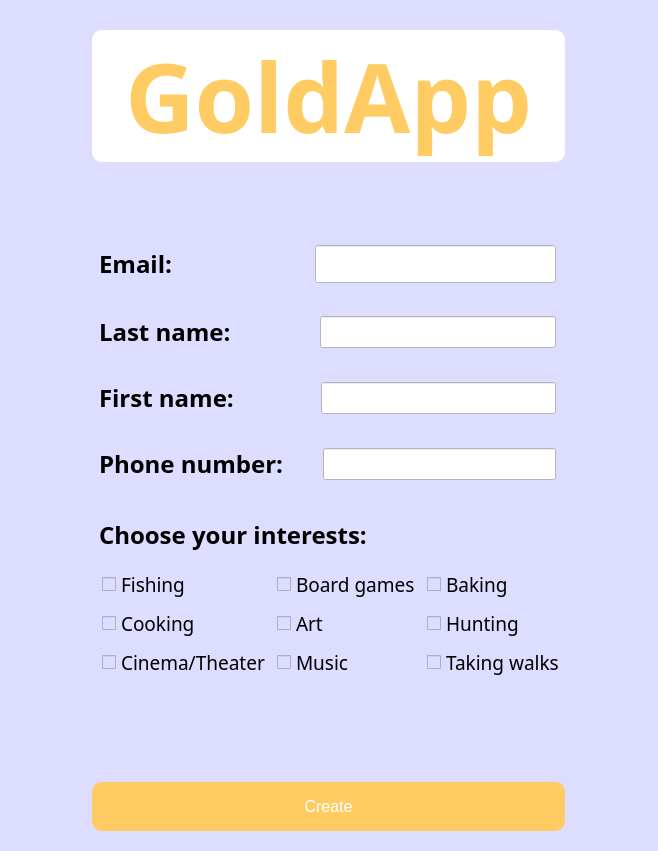
The window that src/NewAccount/NewAccount.ui (Einavzil/GoldApp) describes before a commit, drawn with Qt 5.
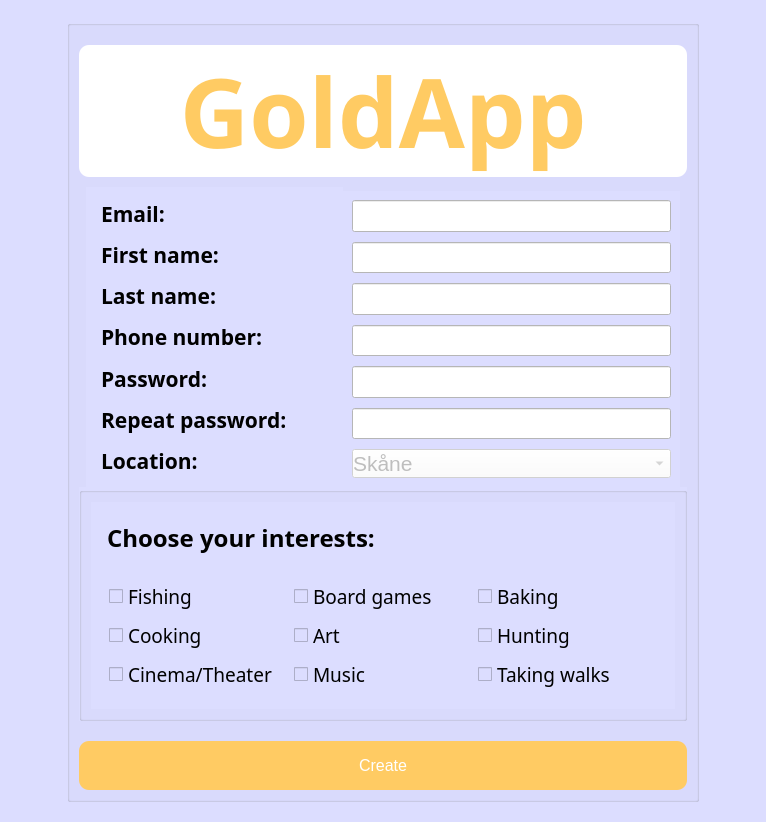
The same window after the commit.

Commit message: new account window fixed

The edit to the form file:
```diff
--- a/src/NewAccount/NewAccount.ui
+++ b/src/NewAccount/NewAccount.ui
@@ -6,8 +6,8 @@
    <rect>
     <x>0</x>
     <y>0</y>
-    <width>658</width>
-    <height>851</height>
+    <width>766</width>
+    <height>818</height>
    </rect>
   </property>
   <property name="windowTitle">
@@ -17,10 +17,58 @@
    <string notr="true">background-color: rgb(220, 221, 255);</string>
   </property>
   <layout class="QGridLayout" name="gridLayout_4">
-   <item row="0" column="0" alignment="Qt::AlignHCenter">
-    <widget class="QFrame" name="">
-     <layout class="QVBoxLayout" name="verticalLayout_2">
-      <item>
+   <item row="0" column="0">
+    <widget class="QWidget" name="widget" native="true">
+     <property name="minimumSize">
+      <size>
+       <width>650</width>
+       <height>800</height>
+      </size>
+     </property>
+     <property name="maximumSize">
+      <size>
+       <width>650</width>
+       <height>800</height>
+      </size>
+     </property>
+     <property name="font">
+      <font>
+       <weight>75</weight>
+       <bold>true</bold>
+      </font>
+     </property>
+     <layout class="QGridLayout" name="gridLayout_3">
+      <item row="0" column="0">
+       <widget class="QGroupBox" name="">
+        <property name="cursor">
+         <cursorShape>ArrowCursor</cursorShape>
+        </property>
+        <property name="title">
+         <string notr="true"/>
+        </property>
+        <property name="flat">
+         <bool>false</bool>
+        </property>
+        <property name="checkable">
+         <bool>false</bool>
+        </property>
+        <layout class="QGridLayout" name="gridLayout_5">
+         <property name="leftMargin">
+          <number>9</number>
+         </property>
+         <property name="topMargin">
+          <number>9</number>
+         </property>
+         <property name="rightMargin">
+          <number>9</number>
+         </property>
+         <property name="bottomMargin">
+          <number>9</number>
+         </property>
+         <property name="spacing">
+          <number>0</number>
+         </property>
+         <item row="0" column="0">
        <layout class="QHBoxLayout" name="horizontalLayout_5">
         <item>
          <widget class="QLabel" name="app_logo">
@@ -57,39 +105,20 @@
         </item>
        </layout>
       </item>
-      <item>
-       <spacer name="verticalSpacer_2">
-        <property name="orientation">
-         <enum>Qt::Vertical</enum>
-        </property>
-        <property name="sizeHint" stdset="0">
-         <size>
-          <width>20</width>
-          <height>40</height>
-         </size>
-        </property>
-       </spacer>
-      </item>
-      <item>
-       <layout class="QGridLayout" name="gridLayout_3">
+         <item row="1" column="0">
+          <layout class="QGridLayout" name="gridLayout_2">
         <item row="0" column="0">
-         <widget class="QWidget" name="" native="true">
+            <widget class="QWidget" name="labels_layout" native="true">
           <property name="styleSheet">
-           <string notr="true">margin-bottom: 8px</string>
-          </property>
-          <layout class="QHBoxLayout" name="horizontalLayout">
-           <property name="leftMargin">
-            <number>0</number>
-           </property>
-           <property name="topMargin">
-            <number>9</number>
-           </property>
+              <string notr="true">margin-left: 7px;</string>
+             </property>
+             <layout class="QVBoxLayout" name="labels">
            <item>
             <widget class="QLabel" name="email_label">
              <property name="font">
               <font>
                <family>Segoe UI Semibold</family>
-               <pointsize>18</pointsize>
+                  <pointsize>16</pointsize>
                <weight>75</weight>
                <bold>true</bold>
               </font>
@@ -106,84 +135,11 @@
             </widget>
            </item>
            <item>
-            <widget class="QLineEdit" name="email_input">
-             <property name="font">
-              <font>
-               <family>Segoe UI Light</family>
-               <pointsize>18</pointsize>
-              </font>
-             </property>
-             <property name="styleSheet">
-              <string notr="true">background-color: rgb(255, 255, 255);</string>
-             </property>
-             <property name="text">
-              <string/>
-             </property>
-            </widget>
-           </item>
-          </layout>
-         </widget>
-        </item>
-        <item row="1" column="0">
-         <widget class="QWidget" name="" native="true">
-          <property name="styleSheet">
-           <string notr="true">margin-bottom: 8px</string>
-          </property>
-          <layout class="QHBoxLayout" name="horizontalLayout_2">
-           <property name="leftMargin">
-            <number>0</number>
-           </property>
-           <item>
-            <widget class="QLabel" name="last_label">
-             <property name="font">
-              <font>
-               <family>Segoe UI Semibold</family>
-               <pointsize>18</pointsize>
-               <weight>75</weight>
-               <bold>true</bold>
-              </font>
-             </property>
-             <property name="styleSheet">
-              <string notr="true">margin-right: 76px;</string>
-             </property>
-             <property name="text">
-              <string>Last name:</string>
-             </property>
-             <property name="alignment">
-              <set>Qt::AlignLeading|Qt::AlignLeft|Qt::AlignVCenter</set>
-             </property>
-            </widget>
-           </item>
-           <item>
-            <widget class="QLineEdit" name="last_input">
-             <property name="font">
-              <font>
-               <pointsize>18</pointsize>
-              </font>
-             </property>
-             <property name="styleSheet">
-              <string notr="true">background-color: rgb(255, 255, 255);</string>
-             </property>
-            </widget>
-           </item>
-          </layout>
-         </widget>
-        </item>
-        <item row="2" column="0">
-         <widget class="QWidget" name="" native="true">
-          <property name="styleSheet">
-           <string notr="true">margin-bottom: 8px</string>
-          </property>
-          <layout class="QHBoxLayout" name="horizontalLayout_3">
-           <property name="leftMargin">
-            <number>0</number>
-           </property>
-           <item>
             <widget class="QLabel" name="first_label">
              <property name="font">
               <font>
                <family>Segoe UI Semibold</family>
-               <pointsize>18</pointsize>
+                  <pointsize>16</pointsize>
                <weight>75</weight>
                <bold>true</bold>
               </font>
@@ -200,10 +156,142 @@
             </widget>
            </item>
            <item>
+               <widget class="QLabel" name="last_label">
+                <property name="font">
+                 <font>
+                  <family>Segoe UI Semibold</family>
+                  <pointsize>16</pointsize>
+                  <weight>75</weight>
+                  <bold>true</bold>
+                 </font>
+                </property>
+                <property name="styleSheet">
+                 <string notr="true">margin-right: 76px;</string>
+                </property>
+                <property name="text">
+                 <string>Last name:</string>
+                </property>
+                <property name="alignment">
+                 <set>Qt::AlignLeading|Qt::AlignLeft|Qt::AlignVCenter</set>
+                </property>
+               </widget>
+              </item>
+              <item alignment="Qt::AlignLeft">
+               <widget class="QLabel" name="phone_label">
+                <property name="font">
+                 <font>
+                  <family>Segoe UI Semibold</family>
+                  <pointsize>16</pointsize>
+                  <weight>75</weight>
+                  <bold>true</bold>
+                 </font>
+                </property>
+                <property name="styleSheet">
+                 <string notr="true">margin-right: 26px;</string>
+                </property>
+                <property name="text">
+                 <string>Phone number:</string>
+                </property>
+                <property name="alignment">
+                 <set>Qt::AlignLeading|Qt::AlignLeft|Qt::AlignVCenter</set>
+                </property>
+               </widget>
+              </item>
+              <item>
+               <widget class="QLabel" name="passwor_label">
+                <property name="font">
+                 <font>
+                  <family>Segoe UI Semibold</family>
+                  <pointsize>16</pointsize>
+                  <weight>75</weight>
+                  <bold>true</bold>
+                 </font>
+                </property>
+                <property name="styleSheet">
+                 <string notr="true">margin-right: 120px;</string>
+                </property>
+                <property name="text">
+                 <string>Password:</string>
+                </property>
+               </widget>
+              </item>
+              <item>
+               <widget class="QLabel" name="rep_pass_label">
+                <property name="font">
+                 <font>
+                  <family>Segoe UI Semibold</family>
+                  <pointsize>16</pointsize>
+                  <weight>75</weight>
+                  <bold>true</bold>
+                 </font>
+                </property>
+                <property name="styleSheet">
+                 <string notr="true">margin-right: 35px;</string>
+                </property>
+                <property name="text">
+                 <string>Repeat password:</string>
+                </property>
+                <property name="alignment">
+                 <set>Qt::AlignLeading|Qt::AlignLeft|Qt::AlignVCenter</set>
+                </property>
+               </widget>
+              </item>
+              <item>
+               <widget class="QLabel" name="passwor_label_2">
+                <property name="font">
+                 <font>
+                  <family>Segoe UI Semibold</family>
+                  <pointsize>16</pointsize>
+                  <weight>75</weight>
+                  <bold>true</bold>
+                 </font>
+                </property>
+                <property name="styleSheet">
+                 <string notr="true">margin-right: 90px;</string>
+                </property>
+                <property name="text">
+                 <string>Location:</string>
+                </property>
+               </widget>
+              </item>
+             </layout>
+            </widget>
+           </item>
+           <item row="0" column="1">
+            <widget class="QWidget" name="inputs_layout" native="true">
+             <property name="sizePolicy">
+              <sizepolicy hsizetype="Preferred" vsizetype="Preferred">
+               <horstretch>0</horstretch>
+               <verstretch>0</verstretch>
+              </sizepolicy>
+             </property>
+             <property name="styleSheet">
+              <string notr="true">margin-top: 4px;
+margin-right: 7px;</string>
+             </property>
+             <layout class="QVBoxLayout" name="inputs">
+              <item>
+               <widget class="QLineEdit" name="email_input">
+                <property name="font">
+                 <font>
+                  <family>Segoe UI Light</family>
+                  <pointsize>16</pointsize>
+                 </font>
+                </property>
+                <property name="styleSheet">
+                 <string notr="true">background-color: rgb(255, 255, 255);</string>
+                </property>
+                <property name="text">
+                 <string/>
+                </property>
+               </widget>
+              </item>
+              <item>
             <widget class="QLineEdit" name="first_input">
              <property name="font">
               <font>
-               <pointsize>18</pointsize>
+                  <family>Segoe UI Light</family>
+                  <pointsize>16</pointsize>
               </font>
              </property>
              <property name="styleSheet">
@@ -211,10 +299,120 @@
              </property>
             </widget>
            </item>
+              <item>
+               <widget class="QLineEdit" name="last_input">
+                <property name="font">
+                 <font>
+                  <family>Segoe UI Light</family>
+                  <pointsize>16</pointsize>
+                 </font>
+                </property>
+                <property name="styleSheet">
+                 <string notr="true">background-color: rgb(255, 255, 255);</string>
+                </property>
+               </widget>
+              </item>
+              <item>
+               <widget class="QLineEdit" name="phone_input">
+                <property name="font">
+                 <font>
+                  <family>Segoe UI Light</family>
+                  <pointsize>16</pointsize>
+                 </font>
+                </property>
+                <property name="styleSheet">
+                 <string notr="true">background-color: rgb(255, 255, 255);</string>
+                </property>
+                <property name="text">
+                 <string/>
+                </property>
+               </widget>
+              </item>
+              <item>
+               <widget class="QLineEdit" name="pass_input">
+                <property name="font">
+                 <font>
+                  <family>Segoe UI Light</family>
+                  <pointsize>16</pointsize>
+                  <weight>50</weight>
+                  <bold>false</bold>
+                 </font>
+                </property>
+                <property name="styleSheet">
+                 <string notr="true">background-color:  rgb(255, 255, 255);</string>
+                </property>
+               </widget>
+              </item>
+              <item>
+               <widget class="QLineEdit" name="rep_pass_input">
+                <property name="font">
+                 <font>
+                  <family>Segoe UI Light</family>
+                  <pointsize>16</pointsize>
+                 </font>
+                </property>
+                <property name="styleSheet">
+                 <string notr="true">background-color: rgb(255, 255, 255);</string>
+                </property>
+                <property name="text">
+                 <string/>
+                </property>
+               </widget>
+              </item>
+              <item>
+               <widget class="QComboBox" name="comboBox">
+                <property name="enabled">
+                 <bool>false</bool>
+                </property>
+                <property name="sizePolicy">
+                 <sizepolicy hsizetype="Expanding" vsizetype="Fixed">
+                  <horstretch>0</horstretch>
+                  <verstretch>0</verstretch>
+                 </sizepolicy>
+                </property>
+                <property name="minimumSize">
+                 <size>
+                  <width>0</width>
+                  <height>0</height>
+                 </size>
+                </property>
+                <property name="font">
+                 <font>
+                  <family>Segoe UI Historic</family>
+                  <pointsize>16</pointsize>
+                  <weight>50</weight>
+                  <bold>false</bold>
+                 </font>
+                </property>
+                <property name="styleSheet">
+                 <string notr="true">background-color: rgb(255, 255, 255);
+padding-left: 0px;</string>
+                </property>
+                <property name="frame">
+                 <bool>true</bool>
+                </property>
+                <item>
+                 <property name="text">
+                  <string>Skåne</string>
+                 </property>
+                </item>
+                <item>
+                 <property name="text">
+                  <string>Stockholm</string>
+                 </property>
+                </item>
+               </widget>
+              </item>
           </layout>
          </widget>
         </item>
-        <item row="4" column="0">
+          </layout>
+         </item>
+         <item row="2" column="0">
+          <widget class="QGroupBox" name="interests_layout">
+           <layout class="QHBoxLayout" name="horizontalLayout">
+            <item>
+             <widget class="QWidget" name="" native="true">
          <layout class="QVBoxLayout" name="verticalLayout">
           <item>
            <widget class="QLabel" name="interests_lable">
@@ -236,12 +434,10 @@
            </widget>
           </item>
           <item>
+                <widget class="QWidget" name="" native="true">
            <layout class="QGridLayout" name="gridLayout">
-            <property name="leftMargin">
-             <number>10</number>
-            </property>
-            <item row="3" column="1">
-             <widget class="QCheckBox" name="checkBox_3">
+                  <item row="1" column="1">
+                   <widget class="QCheckBox" name="checkBox_4">
               <property name="font">
                <font>
                 <family>Segoe UI Variable Display</family>
@@ -249,11 +445,11 @@
                </font>
               </property>
               <property name="text">
-               <string>Cinema/Theater</string>
+                     <string>Art</string>
               </property>
              </widget>
             </item>
-            <item row="3" column="2">
+                  <item row="2" column="1">
              <widget class="QCheckBox" name="checkBox_6">
               <property name="font">
                <font>
@@ -266,8 +462,8 @@
               </property>
              </widget>
             </item>
-            <item row="3" column="3">
-             <widget class="QCheckBox" name="checkBox_9">
+                  <item row="2" column="0">
+                   <widget class="QCheckBox" name="checkBox_3">
               <property name="font">
                <font>
                 <family>Segoe UI Variable Display</family>
@@ -275,11 +471,11 @@
                </font>
               </property>
               <property name="text">
-               <string>Taking walks</string>
+                     <string>Cinema/Theater</string>
               </property>
              </widget>
             </item>
-            <item row="1" column="1">
+                  <item row="0" column="0">
              <widget class="QCheckBox" name="checkBox_2">
               <property name="font">
                <font>
@@ -292,7 +488,7 @@
               </property>
              </widget>
             </item>
-            <item row="1" column="3">
+                  <item row="0" column="2">
              <widget class="QCheckBox" name="checkBox_8">
               <property name="font">
                <font>
@@ -305,20 +501,7 @@
               </property>
              </widget>
             </item>
-            <item row="1" column="2">
-             <widget class="QCheckBox" name="checkBox_7">
-              <property name="font">
-               <font>
-                <family>Segoe UI Variable Display</family>
-                <pointsize>14</pointsize>
-               </font>
-              </property>
-              <property name="text">
-               <string>Board games</string>
-              </property>
-             </widget>
-            </item>
-            <item row="2" column="1">
+                  <item row="1" column="0">
              <widget class="QCheckBox" name="checkBox">
               <property name="font">
                <font>
@@ -331,7 +514,7 @@
               </property>
              </widget>
             </item>
-            <item row="2" column="3">
+                  <item row="1" column="2">
              <widget class="QCheckBox" name="checkBox_5">
               <property name="font">
                <font>
@@ -344,8 +527,21 @@
               </property>
              </widget>
             </item>
+                  <item row="0" column="1">
+                   <widget class="QCheckBox" name="checkBox_7">
+                    <property name="font">
+                     <font>
+                      <family>Segoe UI Variable Display</family>
+                      <pointsize>14</pointsize>
+                     </font>
+                    </property>
+                    <property name="text">
+                     <string>Board games</string>
+                    </property>
+                   </widget>
+                  </item>
             <item row="2" column="2">
-             <widget class="QCheckBox" name="checkBox_4">
+                   <widget class="QCheckBox" name="checkBox_9">
               <property name="font">
                <font>
                 <family>Segoe UI Variable Display</family>
@@ -353,81 +549,45 @@
                </font>
               </property>
               <property name="text">
-               <string>Art</string>
+                     <string>Taking walks</string>
               </property>
              </widget>
             </item>
            </layout>
-          </item>
-         </layout>
+                </widget>
+               </item>
+              </layout>
+             </widget>
+            </item>
+           </layout>
+          </widget>
         </item>
         <item row="3" column="0">
-         <widget class="QWidget" name="" native="true">
-          <property name="styleSheet">
-           <string notr="true">margin-bottom: 12px;</string>
-          </property>
-          <layout class="QHBoxLayout" name="horizontalLayout_4">
-           <property name="leftMargin">
-            <number>0</number>
-           </property>
-           <item>
-            <widget class="QLabel" name="phone_label">
-             <property name="font">
-              <font>
-               <family>Segoe UI Semibold</family>
-               <pointsize>18</pointsize>
-               <weight>75</weight>
-               <bold>true</bold>
-              </font>
-             </property>
-             <property name="styleSheet">
-              <string notr="true">margin-right: 26px;</string>
-             </property>
-             <property name="text">
-              <string>Phone number:</string>
-             </property>
-             <property name="alignment">
-              <set>Qt::AlignLeading|Qt::AlignLeft|Qt::AlignVCenter</set>
-             </property>
-            </widget>
-           </item>
-           <item>
-            <widget class="QLineEdit" name="phone_input">
-             <property name="font">
-              <font>
-               <pointsize>18</pointsize>
-              </font>
-             </property>
-             <property name="styleSheet">
-              <string notr="true">background-color: rgb(255, 255, 255);</string>
-             </property>
-             <property name="text">
-              <string/>
-             </property>
-            </widget>
-           </item>
-          </layout>
-         </widget>
-        </item>
-       </layout>
-      </item>
-      <item>
-       <layout class="QVBoxLayout" name="verticalLayout_3">
+          <layout class="QVBoxLayout" name="create_layout">
         <item>
          <spacer name="verticalSpacer">
           <property name="orientation">
            <enum>Qt::Vertical</enum>
           </property>
+             <property name="sizeType">
+              <enum>QSizePolicy::MinimumExpanding</enum>
+             </property>
           <property name="sizeHint" stdset="0">
            <size>
             <width>20</width>
-            <height>97</height>
+               <height>20</height>
            </size>
           </property>
          </spacer>
         </item>
         <item>
          <widget class="QPushButton" name="create_button">
+             <property name="sizePolicy">
+              <sizepolicy hsizetype="Minimum" vsizetype="Expanding">
+               <horstretch>0</horstretch>
+               <verstretch>0</verstretch>
+              </sizepolicy>
+             </property>
           <property name="font">
            <font>
             <pointsize>-1</pointsize>
@@ -457,6 +617,9 @@
          </widget>
         </item>
        </layout>
+         </item>
+        </layout>
+       </widget>
       </item>
      </layout>
     </widget>
```
Lines whose indentation alone changed are shown as unchanged. The commit also changes 6 other files.
